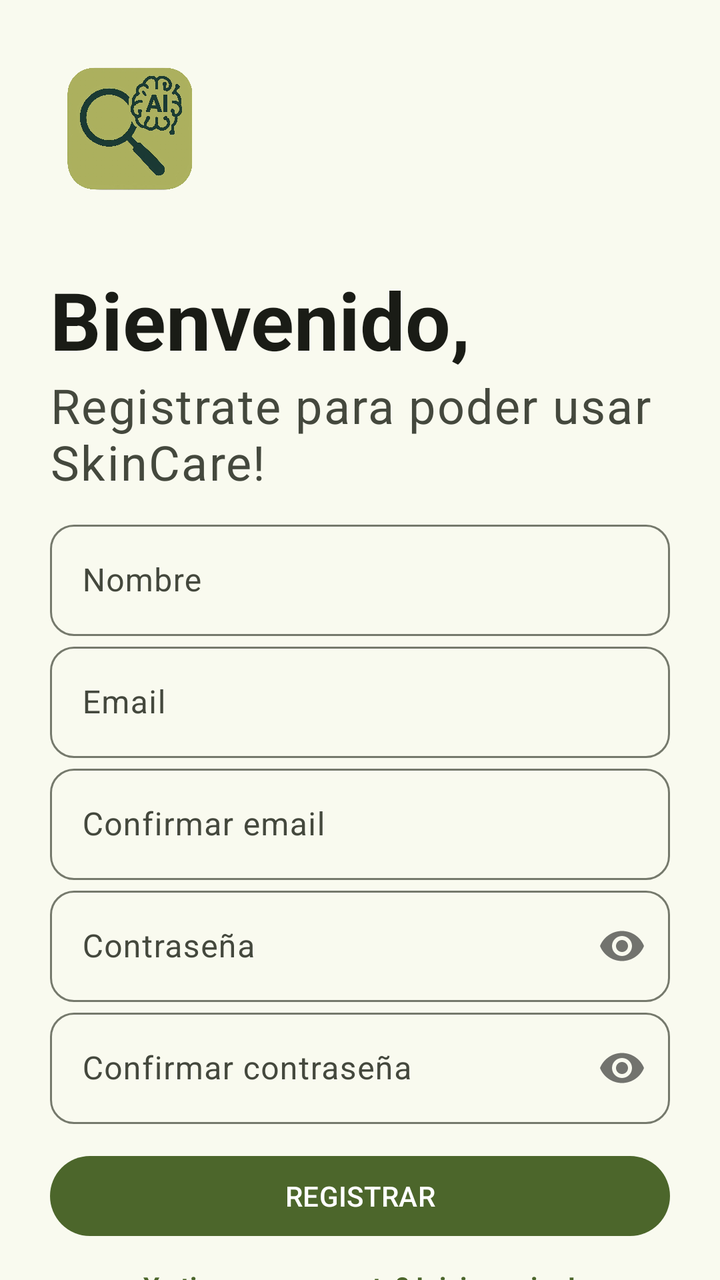
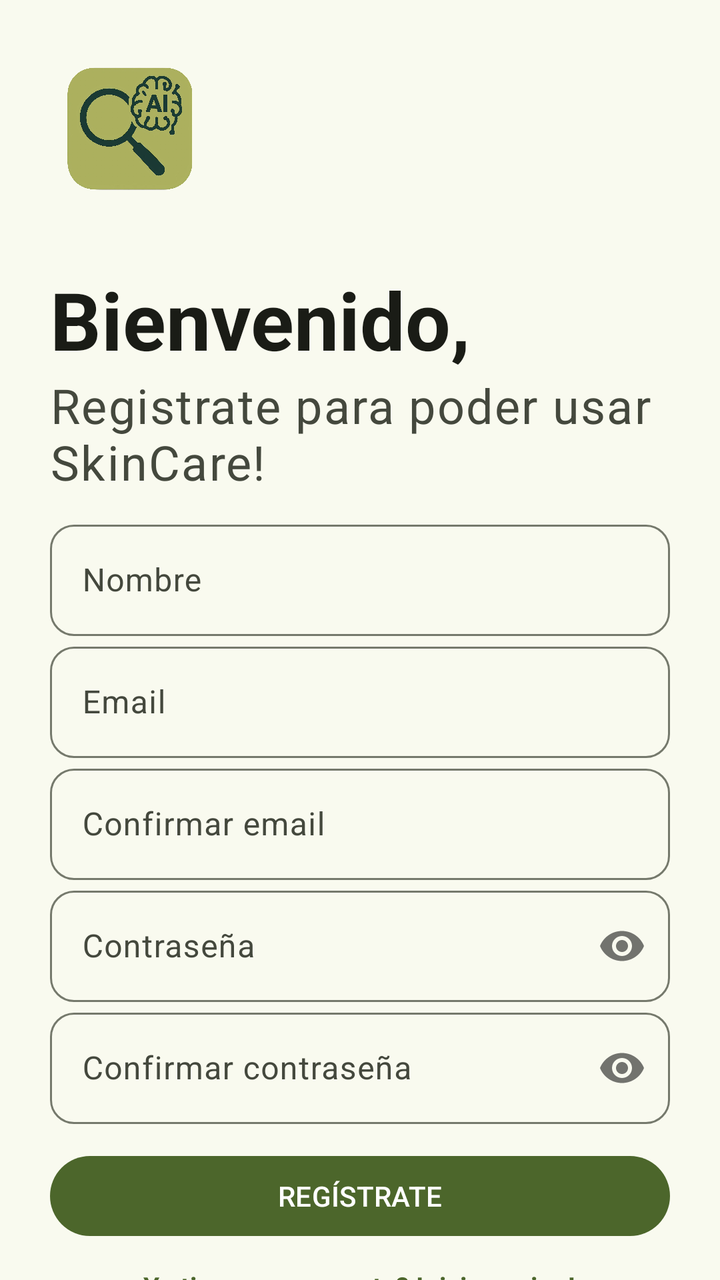

An Android layout rendered at two revisions. The XML below is the earlier revision; the diff shows what the commit changed to produce the second picture.
<!-- AndroidManifest.xml: activity theme Theme.SkinCare_TFM -->
<!-- res/layout/activity_register.xml -->
<?xml version="1.0" encoding="utf-8"?>
<androidx.core.widget.NestedScrollView xmlns:android="http://schemas.android.com/apk/res/android"
    xmlns:app="http://schemas.android.com/apk/res-auto"
    xmlns:tools="http://schemas.android.com/tools"
    android:layout_width="match_parent"
    android:layout_height="match_parent"
    android:background="?attr/colorSurface"
    tools:context=".login.RegisterActivity">
    <LinearLayout
        android:layout_width="match_parent"
        android:layout_height="wrap_content"
        android:orientation="vertical"
        android:padding="25dp">

        <ImageView
            android:id="@+id/logoImageView"
            android:layout_width="80dp"
            android:layout_height="80dp"
            android:src="@drawable/logo_skincare"
            android:transitionName="logoImageView"
            android:layout_gravity="start"/>

        <TextView
            android:id="@+id/welcomeTextView"
            android:layout_width="wrap_content"
            android:layout_height="wrap_content"
            android:textAppearance="?attr/textAppearanceHeadlineMedium"
            android:textColor="?attr/colorOnSurface"
            android:textStyle="bold"
            android:text="Bienvenido,"
            android:layout_marginTop="28dp"
            android:textSize="40sp"
            android:transitionName="textTrans"/>

        <TextView
            android:id="@+id/instructionsTextView"
            android:layout_width="wrap_content"
            android:layout_height="wrap_content"
            android:text="Registrate para poder usar SkinCare!"
            android:textAppearance="?attr/textAppearanceBodyLarge"
            android:textColor="?attr/colorOnSurfaceVariant"
            android:textSize="24sp"
            android:transitionName="instructionsTextView"/>

        <LinearLayout
            android:layout_width="match_parent"
            android:layout_height="wrap_content"
            android:layout_marginTop="10dp"
            android:layout_marginBottom="13dp"
            android:orientation="vertical">

            <com.google.android.material.textfield.TextInputLayout
                android:layout_width="match_parent"
                android:layout_height="wrap_content"
                android:inputType="text"
                android:id="@+id/nameLabel"
                android:hint="Nombre"
                android:transitionName="nameEditText"
                style="@style/Widget.SkinCare_TFM.TextInputLayout">
                <com.google.android.material.textfield.TextInputEditText
                    android:layout_width="match_parent"
                    android:layout_height="wrap_content"/>
            </com.google.android.material.textfield.TextInputLayout>

            <com.google.android.material.textfield.TextInputLayout
                android:layout_width="match_parent"
                android:layout_height="wrap_content"
                android:inputType="textEmailAddress"
                android:id="@+id/emailLabel"
                android:hint="Email"
                android:transitionName="emailEditText"
                style="@style/Widget.SkinCare_TFM.TextInputLayout">
                <com.google.android.material.textfield.TextInputEditText
                    android:layout_width="match_parent"
                    android:layout_height="wrap_content"/>
            </com.google.android.material.textfield.TextInputLayout>

            <com.google.android.material.textfield.TextInputLayout
                android:layout_width="match_parent"
                android:layout_height="wrap_content"
                android:id="@+id/confirmEmailLabel"
                android:inputType="textEmailAddress"
                android:hint="Confirmar email"
                style="@style/Widget.SkinCare_TFM.TextInputLayout">
                <com.google.android.material.textfield.TextInputEditText
                    android:layout_width="match_parent"
                    android:layout_height="wrap_content"/>
            </com.google.android.material.textfield.TextInputLayout>

            <com.google.android.material.textfield.TextInputLayout
                android:layout_width="match_parent"
                android:layout_height="wrap_content"
                android:id="@+id/passwordLabel"
                android:hint="Contraseña"
                android:transitionName="passwordEditText"
                app:passwordToggleEnabled="true"
                style="@style/Widget.SkinCare_TFM.TextInputLayout">
                <com.google.android.material.textfield.TextInputEditText
                    android:layout_width="match_parent"
                    android:layout_height="wrap_content"
                    android:inputType="textPassword"/>
            </com.google.android.material.textfield.TextInputLayout>

            <com.google.android.material.textfield.TextInputLayout
                android:layout_width="match_parent"
                android:layout_height="wrap_content"
                android:id="@+id/confirmPasswordLabel"
                android:hint="Confirmar contraseña"
                app:passwordToggleEnabled="true"
                style="@style/Widget.SkinCare_TFM.TextInputLayout">
                <com.google.android.material.textfield.TextInputEditText
                    android:layout_width="match_parent"
                    android:layout_height="wrap_content"
                    android:inputType="textPassword"/>
            </com.google.android.material.textfield.TextInputLayout>

            <com.google.android.material.button.MaterialButton
                android:id="@+id/registerButton"
                android:layout_width="match_parent"
                android:layout_height="wrap_content"
                android:text="REGISTRAR"
                android:layout_marginTop="12dp"
                android:layout_marginBottom="12dp"
                android:textAppearance="?attr/textAppearanceLabelLarge"
                style="@style/Widget.SkinCare_TFM.Button"
                android:transitionName="registerOrLoginButton"/>

            <TextView
                android:id="@+id/loginButton"
                android:layout_width="wrap_content"
                android:layout_height="wrap_content"
                android:textAlignment="center"
                android:textSize="13dp"
                android:textAppearance="?attr/textAppearanceBodyMedium"
                android:textColor="?attr/colorPrimary"
                android:background="?attr/selectableItemBackground"
                android:layout_gravity="center"
                android:clickable="true"
                android:focusable="true"
                android:textStyle="bold"
                android:text="Ya tienes una cuenta? Inicia sesion!"
                android:transitionName="registerOrLoginEditText"/>
        </LinearLayout>
    </LinearLayout>


</androidx.core.widget.NestedScrollView>
<!-- resources referenced by this layout -->
<resources>
  <style name="Widget.SkinCare_TFM.Button" parent="Widget.Material3.Button">
          <item name="android:textAppearance">@style/TextAppearance.Material3.LabelLarge</item>
          <item name="cornerRadius">24dp</item>
          <item name="android:minHeight">48dp</item>
      </style>
  <style name="Widget.SkinCare_TFM.TextInputLayout" parent="Widget.Material3.TextInputLayout.OutlinedBox">
          <item name="boxCornerRadiusTopStart">12dp</item>
          <item name="boxCornerRadiusTopEnd">12dp</item>
          <item name="boxCornerRadiusBottomStart">12dp</item>
          <item name="boxCornerRadiusBottomEnd">12dp</item>
      </style>
  <style name="Theme.SkinCare_TFM" parent="Base.Theme.SkinCare_TFM" />
  <color name="md_theme_primary">#4C662B</color>
  <color name="md_theme_onPrimary">#FFFFFF</color>
  <color name="md_theme_primaryContainer">#CDEDA3</color>
  <color name="md_theme_onPrimaryContainer">#354E16</color>
  <color name="md_theme_secondary">#586249</color>
  <color name="md_theme_onSecondary">#FFFFFF</color>
  <color name="md_theme_secondaryContainer">#DCE7C8</color>
  <color name="md_theme_onSecondaryContainer">#404A33</color>
  <color name="md_theme_tertiary">#386663</color>
  <color name="md_theme_onTertiary">#FFFFFF</color>
  <color name="md_theme_tertiaryContainer">#BCECE7</color>
  <color name="md_theme_onTertiaryContainer">#1F4E4B</color>
  <color name="md_theme_error">#BA1A1A</color>
  <color name="md_theme_onError">#FFFFFF</color>
  <color name="md_theme_errorContainer">#FFDAD6</color>
  <color name="md_theme_onErrorContainer">#93000A</color>
  <color name="md_theme_background">#F9FAEF</color>
  <color name="md_theme_onBackground">#1A1C16</color>
  <color name="md_theme_surface">#F9FAEF</color>
  <color name="md_theme_onSurface">#1A1C16</color>
  <color name="md_theme_surfaceVariant">#E1E4D5</color>
  <color name="md_theme_onSurfaceVariant">#44483D</color>
  <color name="md_theme_outline">#75796C</color>
  <color name="md_theme_outlineVariant">#C5C8BA</color>
  <color name="md_theme_inverseSurface">#2F312A</color>
  <color name="md_theme_inverseOnSurface">#F1F2E6</color>
  <color name="md_theme_inversePrimary">#B1D18A</color>
  <color name="md_theme_primaryFixed">#CDEDA3</color>
  <color name="md_theme_onPrimaryFixed">#102000</color>
  <color name="md_theme_primaryFixedDim">#B1D18A</color>
  <color name="md_theme_onPrimaryFixedVariant">#354E16</color>
  <color name="md_theme_secondaryFixed">#DCE7C8</color>
  <color name="md_theme_onSecondaryFixed">#151E0B</color>
  <color name="md_theme_secondaryFixedDim">#BFCBAD</color>
  <color name="md_theme_onSecondaryFixedVariant">#404A33</color>
  <color name="md_theme_tertiaryFixed">#BCECE7</color>
  <color name="md_theme_onTertiaryFixed">#00201E</color>
  <color name="md_theme_tertiaryFixedDim">#A0D0CB</color>
  <color name="md_theme_onTertiaryFixedVariant">#1F4E4B</color>
  <color name="md_theme_surfaceDim">#DADBD0</color>
  <color name="md_theme_surfaceBright">#F9FAEF</color>
  <color name="md_theme_surfaceContainerLowest">#FFFFFF</color>
  <color name="md_theme_surfaceContainerLow">#F3F4E9</color>
  <color name="md_theme_surfaceContainer">#EEEFE3</color>
  <color name="md_theme_surfaceContainerHigh">#E8E9DE</color>
  <color name="md_theme_surfaceContainerHighest">#E2E3D8</color>
  <!-- unchanged entries left out for length: 2 -->
</resources>

<!-- the commit's change to res/layout/activity_register.xml (unified diff, before → after) -->
@@ -118,7 +118,7 @@
                 android:id="@+id/registerButton"
                 android:layout_width="match_parent"
                 android:layout_height="wrap_content"
-                android:text="REGISTRAR"
+                android:text="REGÍSTRATE"
                 android:layout_marginTop="12dp"
                 android:layout_marginBottom="12dp"
                 android:textAppearance="?attr/textAppearanceLabelLarge"
